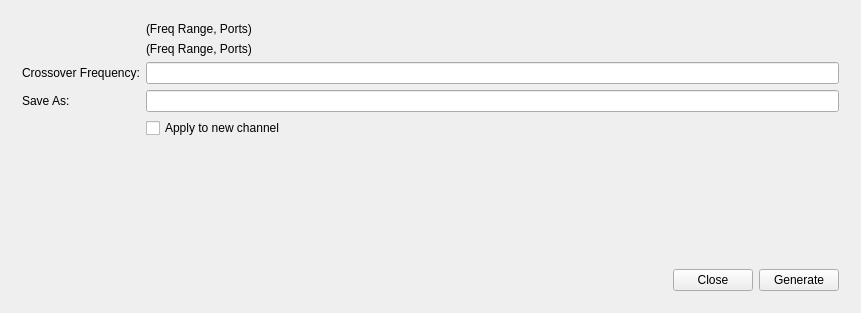
Old version of the form Application/MainWindow.ui in the repository Terrabits/JoinCal.
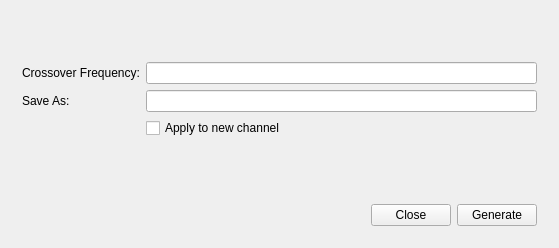
New version of the form. Icons and pictures are not drawn. Custom widgets are drawn as their Qt base class.

```diff
--- a/Application/MainWindow.ui
+++ b/Application/MainWindow.ui
@@ -6,8 +6,8 @@
    <rect>
     <x>0</x>
     <y>0</y>
-    <width>861</width>
-    <height>313</height>
+    <width>559</width>
+    <height>248</height>
    </rect>
   </property>
   <property name="windowTitle">
@@ -45,14 +45,14 @@
        <item row="0" column="1">
         <widget class="QLabel" name="summary1">
          <property name="text">
-          <string>(Freq Range, Ports)</string>
+          <string/>
          </property>
         </widget>
        </item>
        <item row="1" column="1">
         <widget class="QLabel" name="summary2">
          <property name="text">
-          <string>(Freq Range, Ports)</string>
+          <string/>
          </property>
         </widget>
        </item>
```
